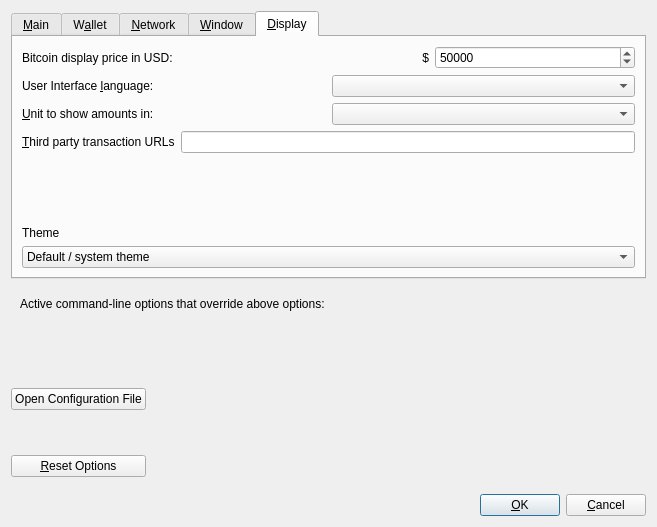
Old version of the form src/qt/forms/optionsdialog.ui in the repository skydogenet/mainchain.
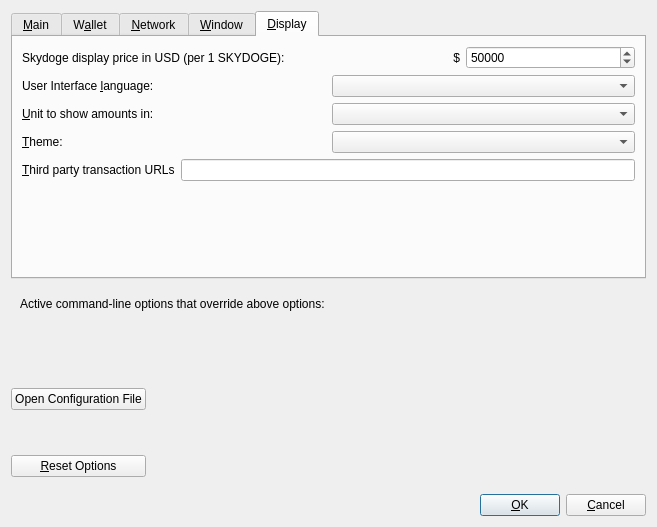
New version of the form. The open tabs and pages were chosen to show the change. Custom widgets are drawn as their Qt base class.

Commit message:
Skydoge 0.45.3b
Hard fork at block 1,976,112: 50 KB blocks, SCDB state commitment in the
coinbase, timewarp guard, BIP300 escrow rules (zero-value M6 fee output,
no takeover of a funded slot), deposit-chain anchor from block 1,980,144.
Every node and every pool must run this release before the fork height.
See doc/release-notes.md and doc/pool-integration.md.

```diff
--- a/src/qt/forms/optionsdialog.ui
+++ b/src/qt/forms/optionsdialog.ui
@@ -562,7 +562,7 @@
          <item>
           <widget class="QLabel" name="label_2">
            <property name="text">
-            <string>Bitcoin display price in USD:</string>
+            <string>Skydoge display price in USD (per 1 SKYDOGE):</string>
            </property>
           </widget>
          </item>
@@ -642,6 +642,30 @@
          </item>
         </layout>
        </item>
+       <item>
+        <layout class="QHBoxLayout" name="horizontalLayout_Theme_Display">
+         <item>
+          <widget class="QLabel" name="themeLabel">
+           <property name="text">
+            <string>&amp;Theme:</string>
+           </property>
+           <property name="textFormat">
+            <enum>Qt::PlainText</enum>
+           </property>
+           <property name="buddy">
+            <cstring>theme</cstring>
+           </property>
+          </widget>
+         </item>
+         <item>
+          <widget class="QValueComboBox" name="theme">
+           <property name="toolTip">
+            <string>Choose a theme for the user interface. This setting will take effect immediately.</string>
+           </property>
+          </widget>
+         </item>
+        </layout>
+       </item>
        <item>
         <layout class="QHBoxLayout" name="horizontalLayout_3_Display">
          <item>
@@ -679,27 +703,6 @@
          </property>
         </spacer>
        </item>
-       <item>
-        <widget class="QLabel" name="label">
-         <property name="text">
-          <string>Theme</string>
-         </property>
-        </widget>
-       </item>
-       <item>
-        <widget class="QComboBox" name="comboBoxTheme">
-         <item>
-          <property name="text">
-           <string>Default / system theme</string>
-          </property>
-         </item>
-         <item>
-          <property name="text">
-           <string>Dark - QDarkStyle</string>
-          </property>
-         </item>
-        </widget>
-       </item>
       </layout>
      </widget>
     </widget>
```
The commit also changes 201 other files.
